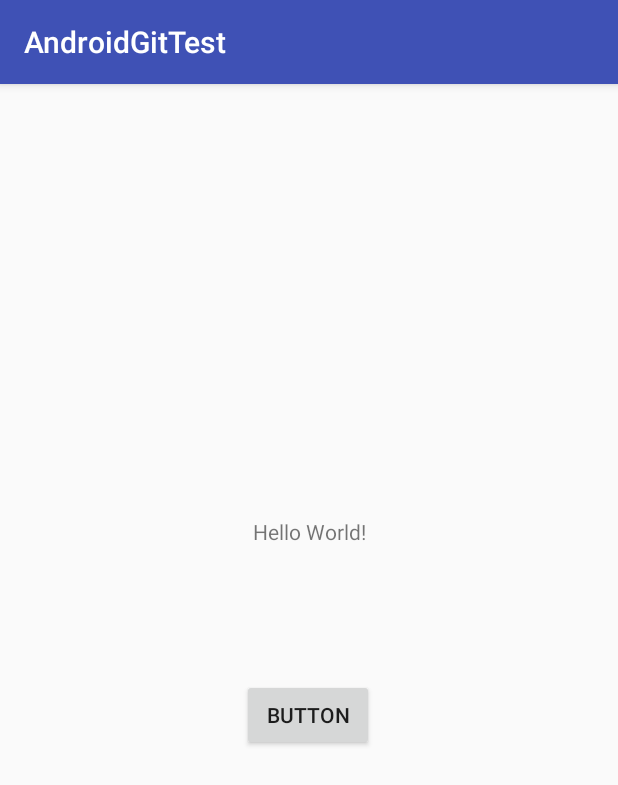
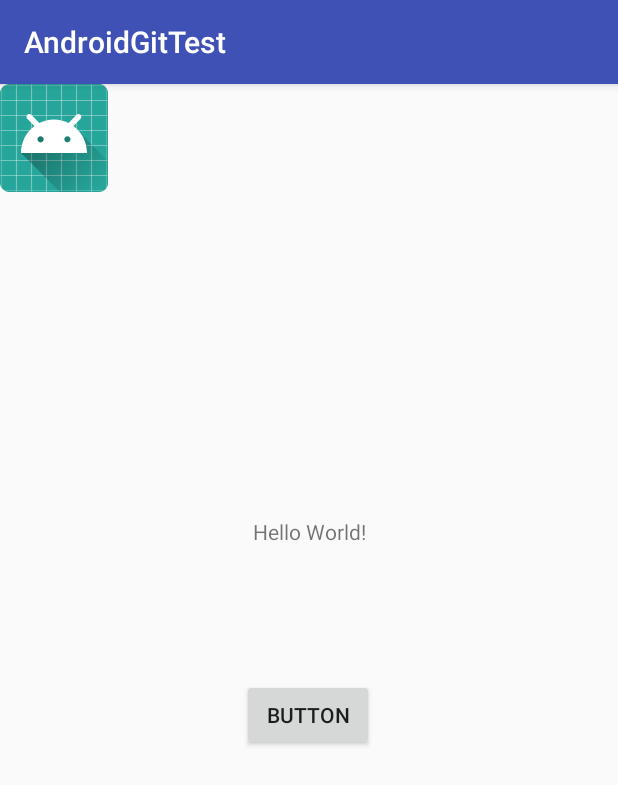
Before and after one commit to MattBoxes/AndroidGitTest1, an Android app: the screen it shows after launch (MainActivity), on a phone screen of 412 x 824 dp. Shown: the top 785 px of the screen. Run offline under Robolectric (Android 15) with nearby library versions, the phone set to English and light mode, and no system bars.

Commit message:
Added an image

```diff
--- a/app/src/main/res/layout/activity_main.xml
+++ b/app/src/main/res/layout/activity_main.xml
@@ -31,4 +31,12 @@
         app:layout_constraintStart_toStartOf="parent"
         app:layout_constraintTop_toBottomOf="@+id/textView" />
 
+    <ImageView
+        android:id="@+id/imageView"
+        android:layout_width="wrap_content"
+        android:layout_height="wrap_content"
+        app:srcCompat="@mipmap/ic_launcher"
+        tools:layout_editor_absoluteX="156dp"
+        tools:layout_editor_absoluteY="125dp" />
+
 </android.support.constraint.ConstraintLayout>
```
